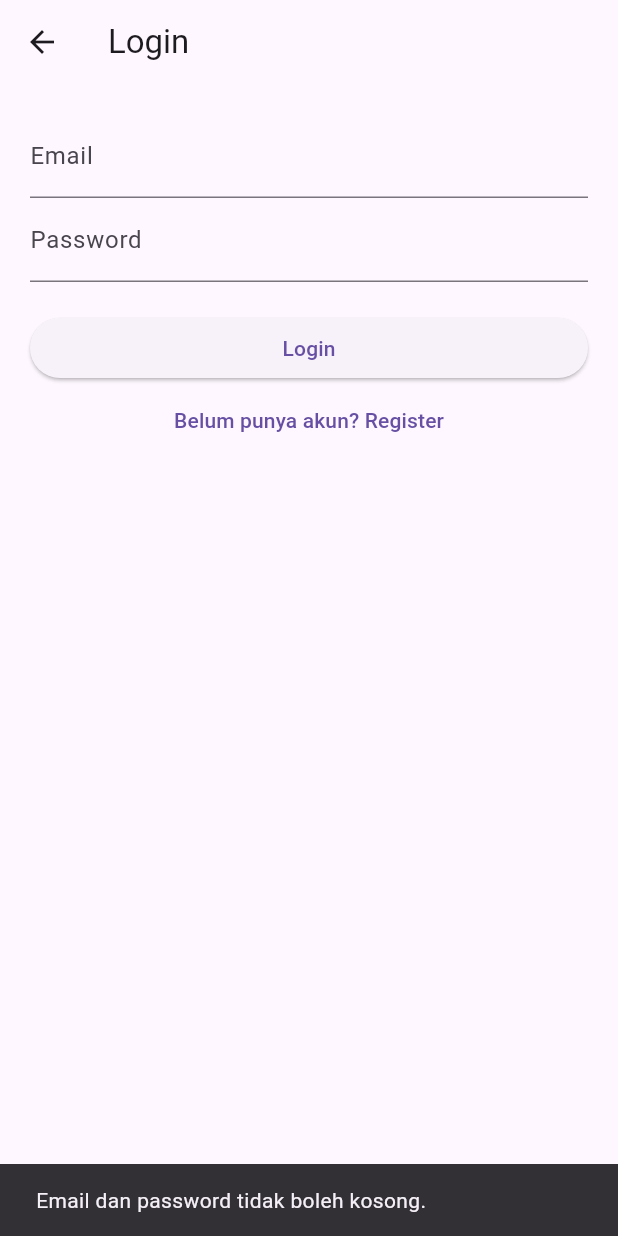
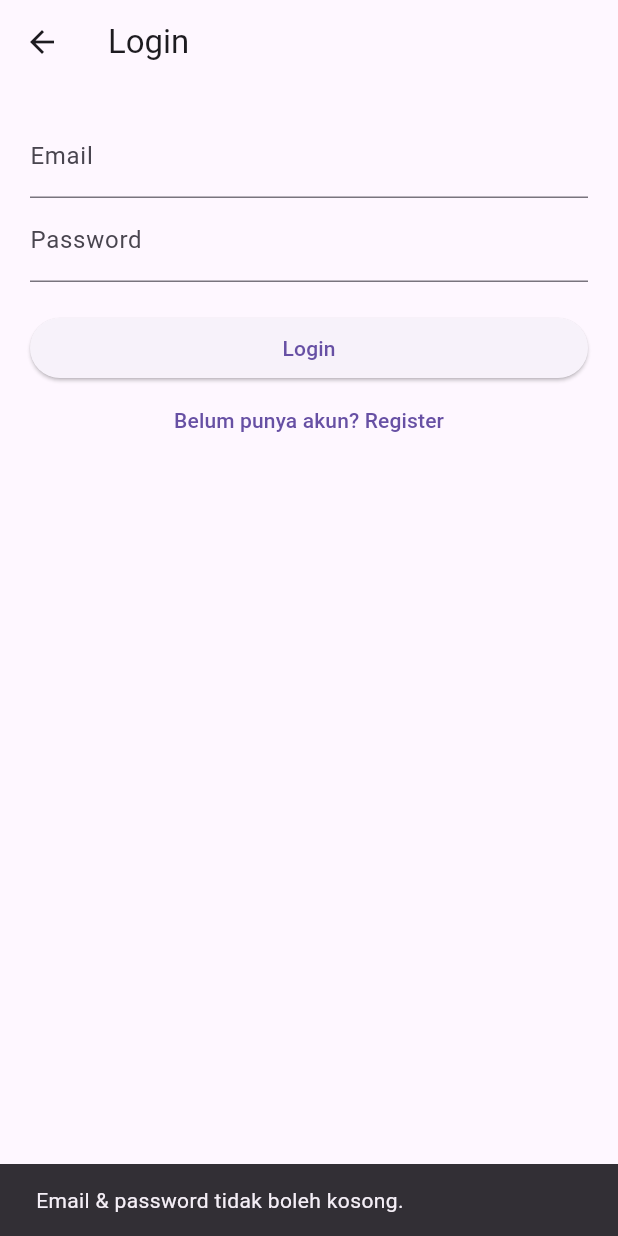
Before and after one commit to fxsym/secrypt, a Flutter app: the screen it shows after launch, after a tap on "Login", on a phone screen of 412 x 824 dp. Run offline on Flutter 3.47's test engine with Material 3 defaults, Android fonts, the light colour scheme and no system bars; our stand-ins replace cloud_firestore, firebase_auth, firebase_core, image_picker; missing offline and left inert: encrypt; accounts and stored records are empty.

Commit message:
Update Login screen snackbar

```diff
--- a/lib/screens/login_screen.dart
+++ b/lib/screens/login_screen.dart
@@ -24,7 +24,7 @@ class _LoginScreenState extends State<LoginScreen> {
 
     if (email.isEmpty || password.isEmpty) {
       ScaffoldMessenger.of(context).showSnackBar(SnackBar(
-        content: Text('Email dan password tidak boleh kosong.'),
+        content: Text('Email & password tidak boleh kosong.'),
       ));
       return;
     }
```
